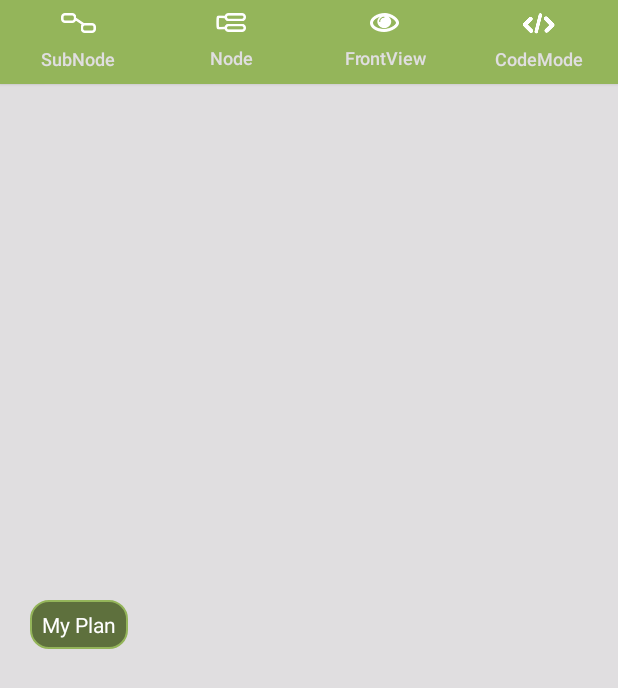
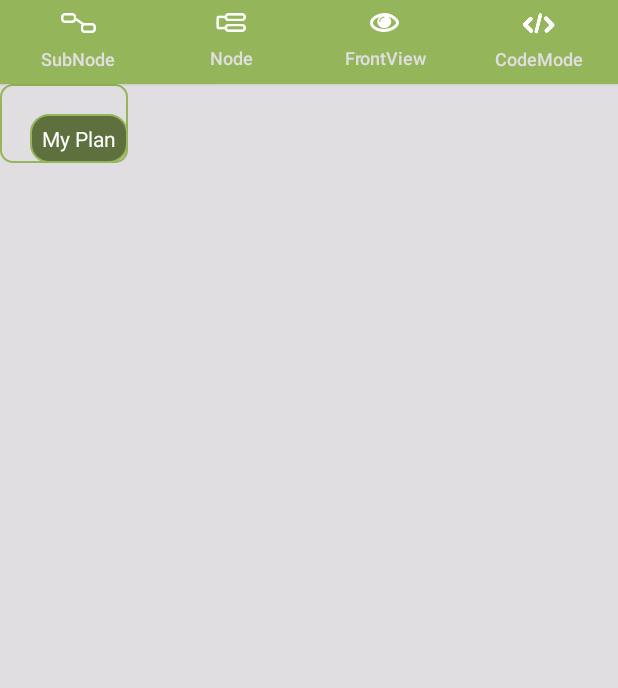
Before and after one commit to owant/ThinkMap, an Android app: the EditMapActivity screen opened directly, with no data from a screen before it, on a phone screen of 412 x 824 dp. Shown: the top 688 px of the screen. Run offline under Robolectric (Android 15) with nearby library versions, the phone set to English and light mode, and no system bars; libraries missing offline, so code that uses them is left out: com.nineoldandroids.animation, com.nineoldandroids.view; network calls fail.

```diff
--- a/app/src/main/AndroidManifest.xml
+++ b/app/src/main/AndroidManifest.xml
@@ -80,6 +80,7 @@
 
         </activity>
 
+
         <!--百度app市场配置-->
         <meta-data
             android:name="BDAPPID"
--- a/app/src/main/java/com/owant/thinkmap/ui/SplashActivity.java
+++ b/app/src/main/java/com/owant/thinkmap/ui/SplashActivity.java
@@ -2,9 +2,11 @@ package com.owant.thinkmap.ui;
 
 import android.content.Intent;
 import android.content.pm.PackageManager;
+import android.os.Build;
 import android.os.Bundle;
 import android.support.annotation.NonNull;
 import android.support.annotation.Nullable;
+import android.support.annotation.RequiresApi;
 import android.support.v4.app.ActivityCompat;
 import android.support.v4.content.ContextCompat;
 import android.widget.Toast;
@@ -80,6 +82,7 @@ public class SplashActivity extends BaseActivity {
     /**
      * 请求内存卡权限
      */
+    @RequiresApi(api = Build.VERSION_CODES.JELLY_BEAN)
     private void requestStoragePermission() {
         ActivityCompat.requestPermissions(SplashActivity.this
                 , AppPermissions.permission_storage,
--- a/app/src/main/java/com/owant/thinkmap/ui/editmap/EditMapActivity.java
+++ b/app/src/main/java/com/owant/thinkmap/ui/editmap/EditMapActivity.java
@@ -20,7 +20,6 @@ import com.owant.thinkmap.base.BaseActivity;
 import com.owant.thinkmap.model.NodeModel;
 import com.owant.thinkmap.model.TreeModel;
 import com.owant.thinkmap.ui.EditAlertDialog;
-import com.owant.thinkmap.ui.workspace.WorkSpaceActivity;
 import com.owant.thinkmap.util.AndroidUtil;
 import com.owant.thinkmap.util.DensityUtils;
 import com.owant.thinkmap.util.LOG;
@@ -316,9 +315,6 @@ public class EditMapActivity extends BaseActivity implements EditMapContract.Vie
 
                 //退出文件
                 clearDialog(saveFileDialog);
-//                Intent intent=new Intent(EditMapActivity.this,WorkSpaceActivity.class);
-//                startActivityForResult(intent,WorkSpaceActivity.result_msg);
-
                 EditMapActivity.this.finish();
             }
         });
--- a/app/src/main/java/com/owant/thinkmap/view/RightTreeLayoutManager.java
+++ b/app/src/main/java/com/owant/thinkmap/view/RightTreeLayoutManager.java
@@ -63,9 +63,9 @@ public class RightTreeLayoutManager implements TreeLayoutManager {
 
             mViewBox.clear();
             mTreeModel.ergodicTreeInDeep(msg_box_call_back);
-
         }
     }
+
 
     @Override
     public ViewBox onTreeLayoutCallBack() {
@@ -129,11 +129,8 @@ public class RightTreeLayoutManager implements TreeLayoutManager {
             NodeModel<String> bn = next.getTreeNode().getChildNodes().get(count - 1);
             Log.i("see fc", next.getTreeNode().getValue() + ":" + tn.getValue() + "," + bn.getValue());
 
-//            int topDr = next.getTop() - treeView.findNodeViewFromNodeModel(tn).getBottom() + mDy;
-//            int bnDr = treeView.findNodeViewFromNodeModel(bn).getTop() - next.getBottom() + mDy;
-
-            int topDr = next.getTop() - treeView.findNodeViewFromNodeModel(tn).getTop();
-            int bnDr = treeView.findNodeViewFromNodeModel(bn).getBottom() - next.getBottom();
+            int topDr = next.getTop() - treeView.findNodeViewFromNodeModel(tn).getBottom() + mDy;
+            int bnDr = treeView.findNodeViewFromNodeModel(bn).getTop() - next.getBottom() + mDy;
 
             //上移动
             ArrayList<NodeModel<String>> allLowNodes = mTree.getAllLowNodes(bn);
@@ -290,7 +287,7 @@ public class RightTreeLayoutManager implements TreeLayoutManager {
      */
     private void rootTreeViewLayout(NodeView rootView) {
         int lr = mDy;
-        int tr = mHeight / 2 - rootView.getMeasuredHeight() / 2;
+        int tr = mDx;
         int rr = lr + rootView.getMeasuredWidth();
         int br = tr + rootView.getMeasuredHeight();
         rootView.layout(lr, tr, rr, br);
--- a/app/src/main/java/com/owant/thinkmap/view/TreeLayoutManager.java
+++ b/app/src/main/java/com/owant/thinkmap/view/TreeLayoutManager.java
@@ -22,5 +22,4 @@ public interface TreeLayoutManager {
      * @param next
      */
     void correctLayout(TreeView treeView, NodeView next);
-
 }
--- a/app/src/main/java/com/owant/thinkmap/view/TreeView.java
+++ b/app/src/main/java/com/owant/thinkmap/view/TreeView.java
@@ -4,6 +4,8 @@ import android.content.Context;
 import android.graphics.Canvas;
 import android.graphics.Paint;
 import android.graphics.Path;
+import android.graphics.Rect;
+import android.graphics.RectF;
 import android.util.AttributeSet;
 import android.util.Log;
 import android.view.Display;
@@ -41,6 +43,7 @@ public class TreeView extends ViewGroup implements ScaleGestureDetector.OnScaleG
 
     private Context mContext;
 
+    //树形结构
     public TreeModel<String> mTreeModel;
     private TreeLayoutManager mTreeLayoutManager;
 
@@ -49,13 +52,16 @@ public class TreeView extends ViewGroup implements ScaleGestureDetector.OnScaleG
 
     //点击事件
     private TreeViewItemClick mTreeViewItemClick;
+    //长按
     private TreeViewItemLongClick mTreeViewItemLongClick;
+
     //最近点击的item
     private NodeModel<String> mCurrentFocus;
 
     private int mWidth;
     private int mHeight;
 
+    //触摸循环事件，放大，等同，缩小
     private Integer[] looperBody = new Integer[]{0, 1, 0, -1};
     private LooperFlag<Integer> mLooperFlag;
 
@@ -111,19 +117,26 @@ public class TreeView extends ViewGroup implements ScaleGestureDetector.OnScaleG
         for (int i = 0; i < size; i++) {
             measureChild(getChildAt(i), widthMeasureSpec, heightMeasureSpec);
         }
-        super.onMeasure(widthMeasureSpec, heightMeasureSpec);
 
         mWidth = getMeasuredWidth();
         mHeight = getMeasuredHeight();
 
+        if (mTreeLayoutManager != null && mTreeModel != null) {
+            //树形结构的分布
+            mTreeLayoutManager.onTreeLayout(this);
+            ViewBox viewBox = mTreeLayoutManager.onTreeLayoutCallBack();
+            setMeasuredDimension(viewBox.right+Math.abs(viewBox.left),viewBox.bottom+Math.abs(viewBox.top));
+
+            boxCallBackChange();
+        }
     }
 
     @Override
     protected void onLayout(boolean changed, int l, int t, int r, int b) {
-        if (mTreeLayoutManager != null && mTreeModel != null) {
-            //树形结构的分布
-            mTreeLayoutManager.onTreeLayout(this);
-            boxCallBackChange(0, 0);
+        int childCount = getChildCount();
+        for (int i = 0; i < childCount; i++) {
+            View childAt = getChildAt(i);
+            childAt.layout(childAt.getLeft(), childAt.getTop(), childAt.getRight(), childAt.getBottom());
         }
     }
 
@@ -164,25 +177,29 @@ public class TreeView extends ViewGroup implements ScaleGestureDetector.OnScaleG
         animator2.start();
     }
 
-    private void boxCallBackChange(int dx, int dy) {
+    private void boxCallBackChange() {
+        int dy = DensityUtils.dp2px(getContext().getApplicationContext(), 20);
+        int moreWidth = DensityUtils.dp2px(getContext().getApplicationContext(), 200);
 
-        ViewBox box = mTreeLayoutManager.onTreeLayoutCallBack();
-        Log.i("box", box.toString());
+        ViewBox viewBox = mTreeLayoutManager.onTreeLayoutCallBack();
+        ViewBox box = viewBox;
+        Log.i(TAG,"box="+ box.toString());
 
         int w = box.right + dy;
-        int h = box.bottom - box.top;
+        int h = box.bottom +Math.abs(box.top);
         Log.i(TAG, "beLayout: " + getMeasuredWidth() + "," + getMeasuredHeight());
+
         //重置View的大小
         LayoutParams layoutParams = this.getLayoutParams();
-        layoutParams.height = h > getMeasuredHeight() ? h : getMeasuredHeight();
-        layoutParams.width = w > getMeasuredWidth() ? w : getMeasuredWidth();
+        layoutParams.height = h > getMeasuredHeight() ? h + moreWidth : getMeasuredHeight();
+        layoutParams.width = w > getMeasuredWidth() ? w + moreWidth : getMeasuredWidth();
         this.setLayoutParams(layoutParams);
         Log.i(TAG, "onLayout: " + w + "," + h);
 
         //移动节点
         NodeModel<String> rootNode = getTreeModel().getRootNode();
         if (rootNode != null) {
-            moveNodeLayout(this, (NodeView) findNodeViewFromNodeModel(rootNode), -box.top);
+            moveNodeLayout(this, (NodeView) findNodeViewFromNodeModel(rootNode), Math.abs(box.top));
         }
     }
 
@@ -217,10 +234,12 @@ public class TreeView extends ViewGroup implements ScaleGestureDetector.OnScaleG
 
     @Override
     protected void dispatchDraw(Canvas canvas) {
+        super.dispatchDraw(canvas);
+
         if (mTreeModel != null) {
             drawTreeLine(canvas, mTreeModel.getRootNode());
         }
-        super.dispatchDraw(canvas);
+
     }
 
     /**
@@ -252,14 +271,9 @@ public class TreeView extends ViewGroup implements ScaleGestureDetector.OnScaleG
      * @param to
      */
     private void drawLineToView(Canvas canvas, View from, View to) {
-
         if (to.getVisibility() == GONE) {
             return;
         }
-
-//        Paint paint = new Paint();
-//        paint.setAntiAlias(true);
-//        paint.setStyle(Paint.Style.STROKE);
 
         mPaint.setStyle(Paint.Style.STROKE);
 
@@ -275,10 +289,6 @@ public class TreeView extends ViewGroup implements ScaleGestureDetector.OnScaleG
         int top1 = to.getTop();
         int toY = top1 + to.getMeasuredHeight() / 2;
         int toX = to.getLeft();
-
-//        Path path = new Path();
-//        path.moveTo(formX, formY);
-//        path.quadTo(toX - dp2px(mContext, 15), toY, toX, toY);
 
         mPath.reset();
         mPath.moveTo(formX, formY);
@@ -376,6 +386,7 @@ public class TreeView extends ViewGroup implements ScaleGestureDetector.OnScaleG
         nodeView.setFocusable(true);
         nodeView.setClickable(true);
         nodeView.setSelected(false);
+
         nodeView.setTreeNode(poll);
 
         LayoutParams lp = new LayoutParams(LayoutParams.WRAP_CONTENT, LayoutParams.WRAP_CONTENT);
@@ -394,6 +405,7 @@ public class TreeView extends ViewGroup implements ScaleGestureDetector.OnScaleG
                 return true;
             }
         });
+
         this.addView(nodeView);
         return nodeView;
     }
@@ -489,6 +501,8 @@ public class TreeView extends ViewGroup implements ScaleGestureDetector.OnScaleG
             mTreeModel.addNode(parentNode, addNode);
             Log.i(TAG, "addNode: true");
             addNodeViewToGroup(addNode);
+
+
         }
     }
 
--- /dev/null
+++ b/app/src/main/res/drawable/box.xml
@@ -0,0 +1,10 @@
+<?xml version="1.0" encoding="utf-8"?>
+<selector xmlns:android="http://schemas.android.com/apk/res/android">
+    <item>
+        <shape>
+            <corners android:radius="@dimen/padding_normal_min" />
+            <solid android:color="@color/transparent" />
+            <stroke android:width="1dp" android:color="@color/chelsea_cucumber" />
+        </shape>
+    </item>
+</selector>
--- a/app/src/main/res/layout/activity_edit_think_map.xml
+++ b/app/src/main/res/layout/activity_edit_think_map.xml
@@ -22,9 +22,10 @@
         android:orientation="vertical">
 
         <com.owant.thinkmap.view.TreeView
+            android:background="@drawable/box"
             android:id="@+id/edit_map_tree_view"
-            android:layout_width="match_parent"
-            android:layout_height="match_parent"/>
+            android:layout_width="wrap_content"
+            android:layout_height="wrap_content"/>
 
     </FrameLayout>
 
--- a/app/src/main/res/values/colors.xml
+++ b/app/src/main/res/values/colors.xml
@@ -29,5 +29,6 @@
 
     <color name="purple_normal">#9932CC</color>
     <color name="purple_pressed">#9F79EE</color>
+    <color name="transparent">#00000000</color>
 
 </resources>
```
Also changed, not shown: app/build.gradle (+21 -48 lines), app/src/main/java/com/owant/thinkmap/test/Test.java (deleted, +0 -65 lines), app/src/main/java/com/owant/thinkmap/view/StartTreeLayoutManager.java (deleted, +0 -33 lines).
